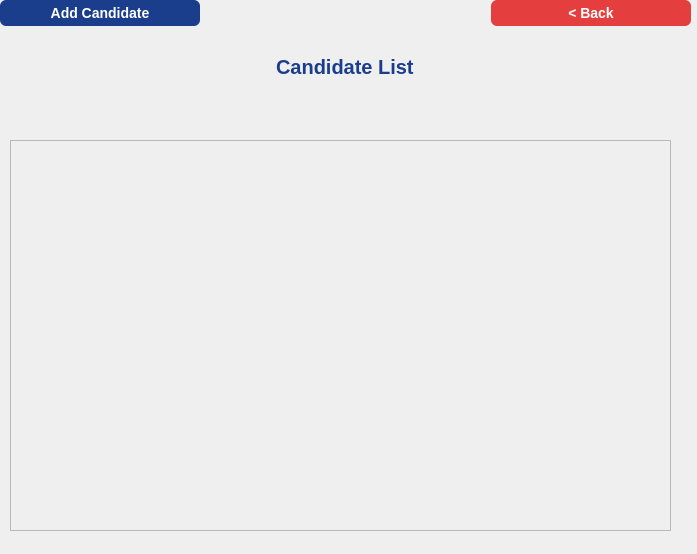
The window that E-voting-system/Experiment/candidate_screen.ui (Kashan-Baig/E-VOTING) describes before a commit, drawn with Qt 5.
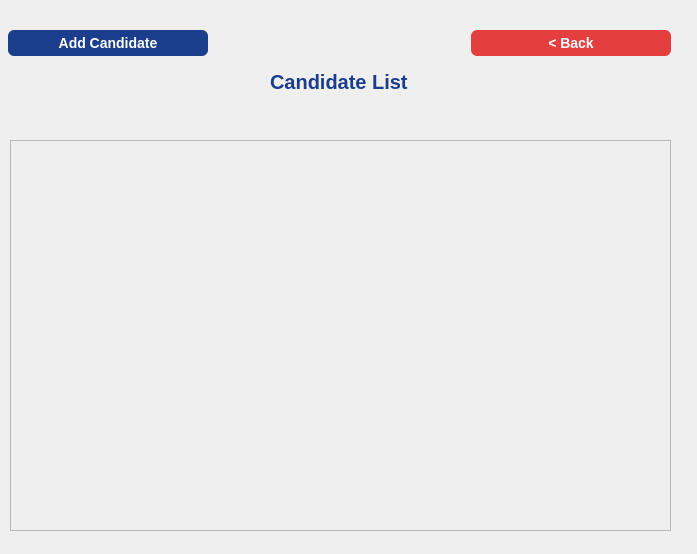
The same window after the commit.

```diff
--- a/E-voting-system/Experiment/candidate_screen.ui
+++ b/E-voting-system/Experiment/candidate_screen.ui
@@ -23,6 +23,18 @@
     </rect>
    </property>
    <layout class="QGridLayout" name="gridLayout">
+    <property name="leftMargin">
+     <number>8</number>
+    </property>
+    <property name="topMargin">
+     <number>30</number>
+    </property>
+    <property name="rightMargin">
+     <number>20</number>
+    </property>
+    <property name="horizontalSpacing">
+     <number>19</number>
+    </property>
     <item row="0" column="0">
      <widget class="QPushButton" name="addCandidateButton">
       <property name="minimumSize">
```
